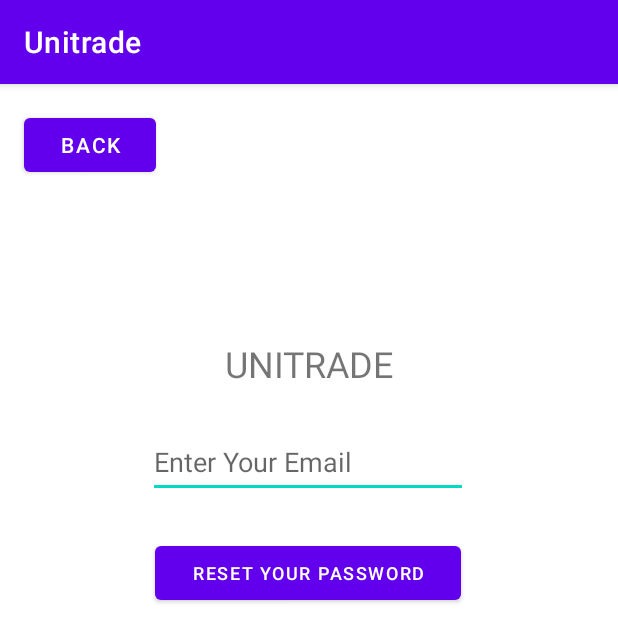
After one commit to TheGreatRandall/unitrade, an Android app: the ResetPasswordActivity screen opened directly, with no data from a screen before it, on a phone screen of 412 x 824 dp. The commit adds this screen. Shown: the top 642 px of the screen. Run offline under Robolectric (Android 15) with nearby library versions, the phone set to English and light mode, and no system bars; our stand-ins replace Firebase (no records; nobody signed in at launch, a user with empty details on screens opened directly).

Commit message:
Implement email verification & reset password

```diff
--- a/app/src/main/AndroidManifest.xml
+++ b/app/src/main/AndroidManifest.xml
@@ -10,13 +10,13 @@
         android:supportsRtl="true"
         android:theme="@style/Theme.Unitrade">
         <activity
+            android:name=".ResetPasswordActivity"
+            android:exported="false" />
+        <activity
             android:name=".HomeActivity"
             android:exported="false" />
         <activity
             android:name=".LoginActivity"
-            android:exported="false" />
-        <activity
-            android:name=".RegisterActivity"
             android:exported="false" />
         <activity
             android:name=".RegisterActivity"
--- /dev/null
+++ b/app/src/main/java/com/osu/unitrade/ResetPasswordActivity.java
@@ -0,0 +1,96 @@
+package com.osu.unitrade;
+
+import androidx.annotation.NonNull;
+import androidx.appcompat.app.AppCompatActivity;
+
+import android.content.Intent;
+import android.os.Bundle;
+import android.view.View;
+import android.widget.Button;
+import android.widget.EditText;
+import android.widget.ProgressBar;
+import android.widget.Toast;
+
+import com.google.android.gms.tasks.OnCompleteListener;
+import com.google.android.gms.tasks.Task;
+import com.google.firebase.auth.FirebaseAuth;
+
+import java.util.regex.Pattern;
+
+public class ResetPasswordActivity extends AppCompatActivity implements View.OnClickListener {
+
+    private FirebaseAuth mauth;
+    private final String regex = "[a-z]+\\.{1}\\d+@{1}osu.edu";
+    private EditText emailEditText;
+    private Button back, resetPasswordButton;
+    private ProgressBar progressBar;
+
+
+
+    @Override
+    protected void onCreate(Bundle savedInstanceState) {
+        super.onCreate(savedInstanceState);
+        setContentView(R.layout.activity_reset_password);
+
+        mauth = FirebaseAuth.getInstance();
+
+        back = (Button) findViewById(R.id.reset_back);
+        back.setOnClickListener(this);
+        resetPasswordButton = (Button) findViewById(R.id.reset_resetPassword);
+        resetPasswordButton.setOnClickListener(this);
+
+        emailEditText = (EditText) findViewById(R.id.reset_editTextEmailAddress);
+
+        progressBar = (ProgressBar) findViewById(R.id.reset_progressBar);
+    }
+
+    @Override
+    public void onClick(View v) {
+        switch (v.getId()){
+            case R.id.reset_resetPassword:
+                resetPassword();
+                break;
+            case R.id.reset_back:
+                Intent loginActivity = new Intent(this, LoginActivity.class);
+                loginActivity.addFlags(Intent.FLAG_ACTIVITY_CLEAR_TOP);
+                startActivity(loginActivity);
+                break;
+        }
+
+
+    }
+
+    private void resetPassword(){
+        String email = emailEditText.getText().toString().trim();
+
+        if(email.isEmpty()){
+            emailEditText.setError("Email is required!");
+            emailEditText.requestFocus();
+            return;
+        }
+
+        if(!Pattern.compile(regex).matcher(email).matches()){
+            emailEditText.setError("Please provide valid email!");
+            emailEditText.requestFocus();
+            return;
+        }
+
+        progressBar.setVisibility(View.VISIBLE);
+        mauth.sendPasswordResetEmail(email).addOnCompleteListener(new OnCompleteListener<Void>() {
+            @Override
+            public void onComplete(@NonNull Task<Void> task) {
+                if(task.isSuccessful()){
+                    Toast.makeText(ResetPasswordActivity.this, "Check your email to rest your password!", Toast.LENGTH_LONG).show();
+                    progressBar.setVisibility(View.GONE);
+
+                    Intent loginActivity = new Intent(ResetPasswordActivity.this, LoginActivity.class);
+                    loginActivity.addFlags(Intent.FLAG_ACTIVITY_CLEAR_TOP);
+                    startActivity(loginActivity);
+                }else{
+                    Toast.makeText(ResetPasswordActivity.this, "Oops! Something wrong with sending reset email. Please again!", Toast.LENGTH_LONG).show();
+                    progressBar.setVisibility(View.GONE);
+                }
+            }
+        });
+    }
+}
--- /dev/null
+++ b/app/src/main/res/layout/activity_reset_password.xml
@@ -0,0 +1,76 @@
+<?xml version="1.0" encoding="utf-8"?>
+<androidx.constraintlayout.widget.ConstraintLayout xmlns:android="http://schemas.android.com/apk/res/android"
+    xmlns:app="http://schemas.android.com/apk/res-auto"
+    xmlns:tools="http://schemas.android.com/tools"
+    android:layout_width="match_parent"
+    android:layout_height="match_parent"
+    tools:context=".ResetPasswordActivity">
+
+    <ProgressBar
+        android:id="@+id/reset_progressBar"
+        style="?android:attr/progressBarStyle"
+        android:layout_width="wrap_content"
+        android:layout_height="wrap_content"
+        android:visibility="invisible"
+        app:layout_constraintBottom_toBottomOf="parent"
+        app:layout_constraintEnd_toEndOf="parent"
+        app:layout_constraintHorizontal_bias="0.498"
+        app:layout_constraintStart_toStartOf="parent"
+        app:layout_constraintTop_toTopOf="parent"
+        app:layout_constraintVertical_bias="0.499" />
+
+    <Button
+        android:id="@+id/reset_back"
+        android:layout_width="wrap_content"
+        android:layout_height="wrap_content"
+        android:text="Back"
+        app:layout_constraintBottom_toBottomOf="parent"
+        app:layout_constraintEnd_toEndOf="parent"
+        app:layout_constraintHorizontal_bias="0.049"
+        app:layout_constraintStart_toStartOf="parent"
+        app:layout_constraintTop_toTopOf="parent"
+        app:layout_constraintVertical_bias="0.023" />
+
+    <Button
+        android:id="@+id/reset_resetPassword"
+        android:layout_width="204dp"
+        android:layout_height="48dp"
+        android:layout_marginBottom="364dp"
+        android:text="Reset Your Password"
+        android:textSize="12sp"
+        app:layout_constraintBottom_toBottomOf="parent"
+        app:layout_constraintEnd_toEndOf="parent"
+        app:layout_constraintHorizontal_bias="0.497"
+        app:layout_constraintStart_toStartOf="parent"
+        app:layout_constraintTop_toBottomOf="@+id/reset_editTextEmailAddress"
+        app:layout_constraintVertical_bias="0.325" />
+
+    <TextView
+        android:id="@+id/reset_banner"
+        android:layout_width="wrap_content"
+        android:layout_height="wrap_content"
+        android:text="@string/app_name"
+        android:textAllCaps="true"
+        android:textSize="24sp"
+        app:layout_constraintBottom_toBottomOf="parent"
+        app:layout_constraintEnd_toEndOf="parent"
+        app:layout_constraintStart_toStartOf="parent"
+        app:layout_constraintTop_toTopOf="parent"
+        app:layout_constraintVertical_bias="0.231" />
+
+    <EditText
+        android:id="@+id/reset_editTextEmailAddress"
+        android:layout_width="wrap_content"
+        android:layout_height="wrap_content"
+        android:layout_marginTop="228dp"
+        android:layout_marginBottom="16dp"
+        android:ems="10"
+        android:hint="Enter Your Email"
+        android:inputType="textEmailAddress"
+        android:minHeight="48dp"
+        app:layout_constraintBottom_toTopOf="@+id/register_editTextPassword"
+        app:layout_constraintEnd_toEndOf="parent"
+        app:layout_constraintHorizontal_bias="0.497"
+        app:layout_constraintStart_toStartOf="parent"
+        app:layout_constraintTop_toTopOf="parent" />
+</androidx.constraintlayout.widget.ConstraintLayout>
```
Also changed, not shown: app/src/main/java/com/osu/unitrade/LoginActivity.java (+23 -5 lines), app/src/main/java/com/osu/unitrade/RegisterActivity.java (+9 -2 lines), app/src/main/res/layout/activity_home.xml (+21 -9 lines), app/src/main/res/layout/activity_login.xml (+11 -0 lines).
